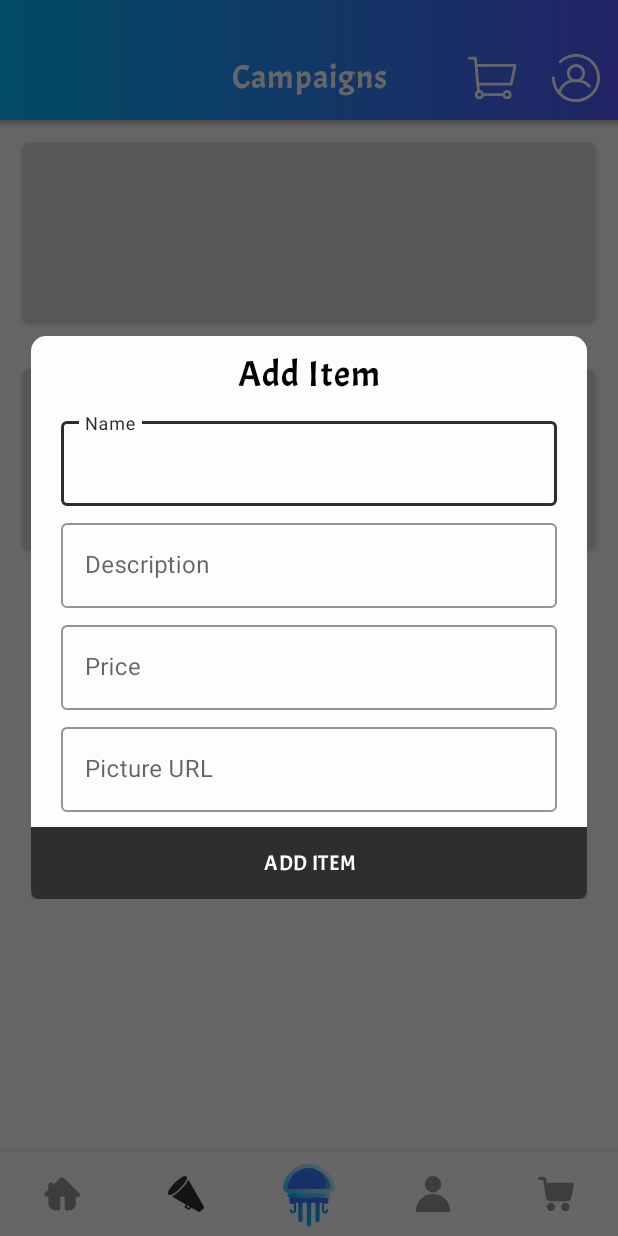
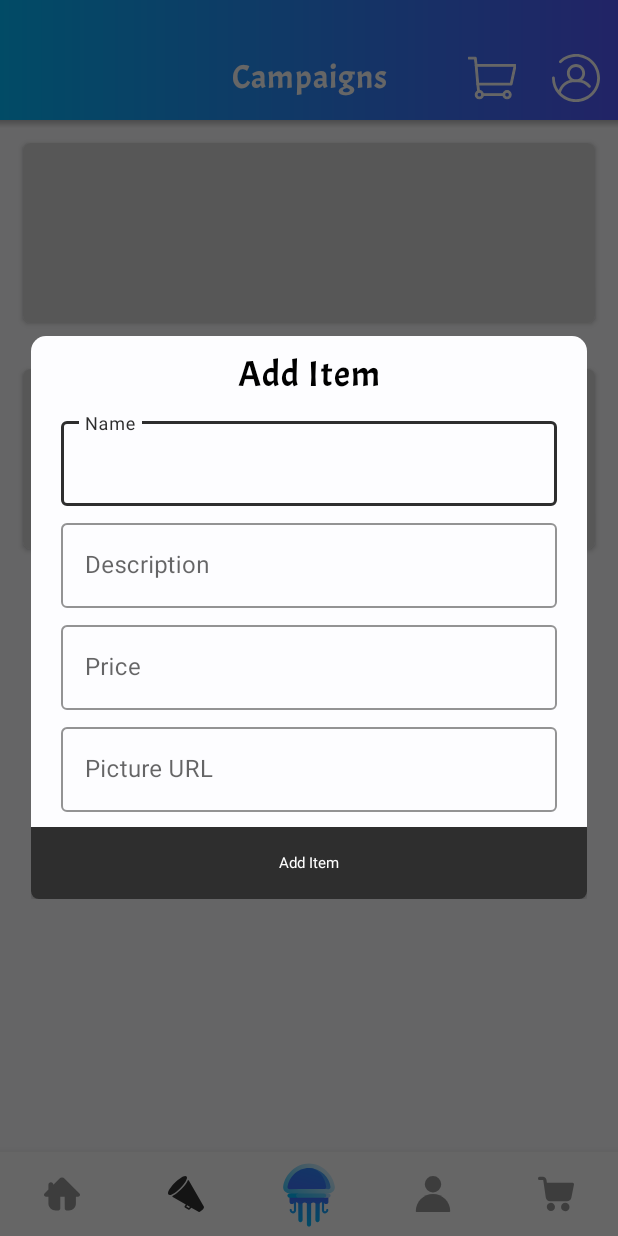
Before and after one commit to simgesengun/JellyPin, an Android app: the fragment AddItemFragment placed in its activity, item 2 of the bottom bar chosen, on a phone screen of 412 x 824 dp. Run offline under Robolectric (Android 15) with nearby library versions, the phone set to English and light mode, and no system bars; our stand-ins replace data binding, navigation-ui; libraries missing offline, so code that uses them is left out: androidx.palette.graphics; pictures from the network do not load; Roboto replaces fonts that are not available here; 3 statements that could not run were skipped.

Commit message:
Fixed button color

```diff
--- a/app/src/main/res/layout/admin_card_design.xml
+++ b/app/src/main/res/layout/admin_card_design.xml
@@ -126,6 +126,7 @@
                         android:text="@{isOnSale == 0 ? @string/set_sale : @string/unset_sale}"
                         android:textAppearance="@style/Text.Button"
                         app:backgroundTint="@null"
+                        android:textColor="@color/white"
                         app:layout_constraintBottom_toBottomOf="parent"
                         app:layout_constraintEnd_toEndOf="parent"
                         app:layout_constraintTop_toTopOf="parent" />
--- a/app/src/main/res/layout/fragment_add_item.xml
+++ b/app/src/main/res/layout/fragment_add_item.xml
@@ -115,6 +115,7 @@
                 android:text="@string/add_item"
                 app:backgroundTint="@null"
                 android:textAppearance="@style/Text.Button"
+                android:textColor="@color/white"
                 app:layout_constraintBottom_toBottomOf="parent"
                 app:layout_constraintEnd_toEndOf="parent"
                 app:layout_constraintStart_toStartOf="parent"
--- a/app/src/main/res/layout/fragment_item_details.xml
+++ b/app/src/main/res/layout/fragment_item_details.xml
@@ -129,6 +129,7 @@
                 android:onClick="@{() -> itemDetailsFragment.addToCart(item)}"
                 android:text="@string/add_to_cart"
                 android:textAppearance="@style/Text.Button"
+                android:textColor="@color/white"
                 app:layout_constraintEnd_toEndOf="parent"
                 app:layout_constraintStart_toStartOf="parent"
                 app:layout_constraintTop_toBottomOf="@id/textViewPrice" />
--- a/app/src/main/res/values-night/themes.xml
+++ b/app/src/main/res/values-night/themes.xml
@@ -28,6 +28,13 @@
     <style name="ThemeOverlay.App.BottomNavigationView" parent="">
         <item name="colorPrimary">@color/bottom_nav_color</item>
     </style>
+
+    <style name="Text.Button" parent="TextAppearance.MaterialComponents.Body1">
+        <item name="android:textColor">@color/white</item>
+        <item name="fontFamily">@font/acme_edited</item>
+        <item name="android:textSize">14sp</item>
+        <item name="textAllCaps">true</item>
+    </style>
     <style name="DialogTheme_transparent" parent="Theme.MaterialComponents.DayNight.Dialog">
         <item name="android:windowBackground">@android:color/transparent</item>
         <item name="android:background">@android:color/transparent</item>
--- a/app/src/main/res/values/themes.xml
+++ b/app/src/main/res/values/themes.xml
@@ -116,10 +116,4 @@
     <style name="Text.Normal.Small" parent="Text.Normal">
         <item name="android:textSize">12sp</item>
     </style>
-    <style name="Text.Button" parent="TextAppearance.MaterialComponents.Body1">
-        <item name="android:textColor">@color/white</item>
-        <item name="fontFamily">@font/acme_edited</item>
-        <item name="android:textSize">14sp</item>
-        <item name="textAllCaps">true</item>
-    </style>
 </resources>
```
